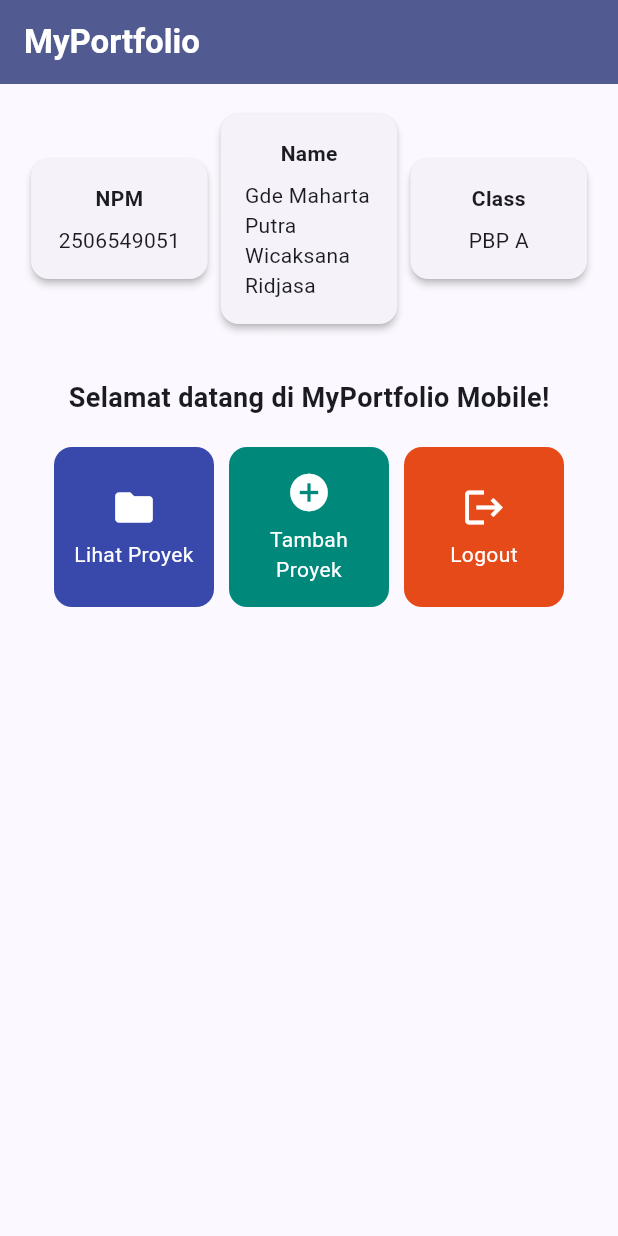
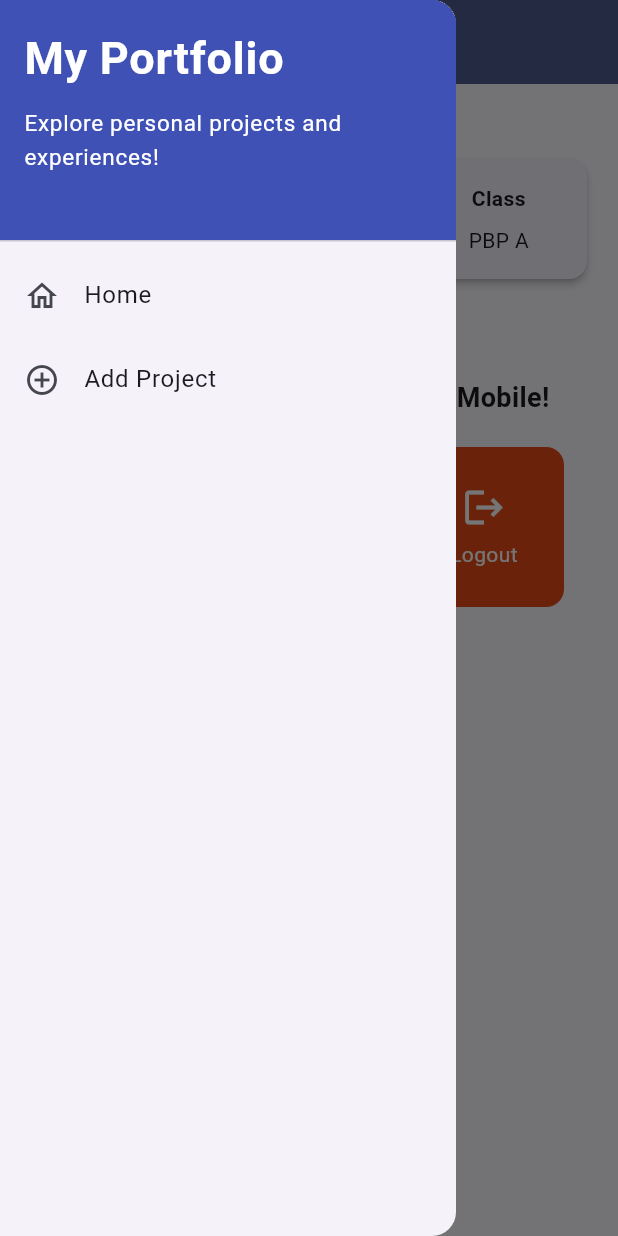
Before and after one commit to gdemahartaputra-hash/myportofolio_mobile, a Flutter app: the screen it shows after launch, with the side drawer open (before the commit the screen has no drawer), on a phone screen of 412 x 824 dp. Run offline on Flutter 3.47's test engine with Material 3 defaults, Android fonts, the phone set to English and light mode, and no system bars; our stand-ins replace material_ui.

Commit message:
feat: tambah drawer, form proyek, navigasi, dan refactor struktur folder (Tutorial 9)

```diff
--- a/lib/main.dart
+++ b/lib/main.dart
@@ -1,5 +1,5 @@
-import 'package:flutter/material.dart';
-import 'package:myportofolio_mobile/menu.dart';
+import 'package:material_ui/material_ui.dart';
+import 'package:myportofolio_mobile/screens/menu.dart';
 
 void main() {
   runApp(const MyApp());
--- a/lib/menu.dart
+++ b/lib/screens/menu.dart
@@ -1,4 +1,6 @@
-import 'package:flutter/material.dart';
+import 'package:material_ui/material_ui.dart';
+import 'package:myportofolio_mobile/widgets/left_drawer.dart';
+import 'package:myportofolio_mobile/widgets/project_card.dart';
 
 /// Halaman utama MyPortfolio Mobile.
 ///
@@ -29,7 +31,10 @@ class MyHomePage extends StatelessWidget {
           style: TextStyle(color: Colors.white, fontWeight: FontWeight.bold),
         ),
         backgroundColor: Theme.of(context).colorScheme.primary,
+        iconTheme: const IconThemeData(color: Colors.white),
       ),
+      // Drawer menu untuk navigasi antarhalaman.
+      drawer: const LeftDrawer(),
       // Body halaman utama dengan padding di sekelilingnya.
       body: Padding(
         padding: const EdgeInsets.all(16.0),
@@ -130,53 +135,3 @@ class ItemHomepage {
 
   ItemHomepage(this.name, this.icon, this.color);
 }
-
-/// Kartu tombol aksi berikon dengan warna latar dari [ItemHomepage.color].
-///
-/// Saat ditekan, menampilkan SnackBar berisi nama tombol.
-class ItemCard extends StatelessWidget {
-  final ItemHomepage item;
-
-  const ItemCard(this.item, {super.key});
-
-  @override
-  Widget build(BuildContext context) {
-    return Material(
-      // Warna latar unik per tombol, diambil dari model ItemHomepage.
-      color: item.color,
-      borderRadius: BorderRadius.circular(12),
-      child: InkWell(
-        // Aksi ketika kartu ditekan oleh pengguna.
-        onTap: () {
-          // Menampilkan SnackBar dengan pesan interaktif.
-          ScaffoldMessenger.of(context)
-            ..hideCurrentSnackBar()
-            ..showSnackBar(
-              SnackBar(
-                content: Text("Kamu telah menekan tombol ${item.name}!"),
-                backgroundColor: item.color,
-                behavior: SnackBarBehavior.floating,
-              ),
-            );
-        },
-        child: Container(
-          padding: const EdgeInsets.all(8),
-          child: Center(
-            child: Column(
-              mainAxisAlignment: MainAxisAlignment.center,
-              children: [
-                Icon(item.icon, color: Colors.white, size: 30.0),
-                const Padding(padding: EdgeInsets.all(3)),
-                Text(
-                  item.name,
-                  textAlign: TextAlign.center,
-                  style: const TextStyle(color: Colors.white),
-                ),
-              ],
-            ),
-          ),
-        ),
-      ),
-    );
-  }
-}
--- /dev/null
+++ b/lib/widgets/left_drawer.dart
@@ -0,0 +1,67 @@
+import 'package:material_ui/material_ui.dart';
+import 'package:myportofolio_mobile/screens/menu.dart';
+import 'package:myportofolio_mobile/screens/project_form.dart';
+
+/// Drawer menu yang muncul dari sisi kiri layar.
+///
+/// Berisi header aplikasi dan navigasi ke halaman utama ([MyHomePage])
+/// serta halaman tambah proyek ([ProjectFormPage]). Navigasi memakai
+/// [Navigator.pushReplacement] agar halaman tidak menumpuk di stack.
+class LeftDrawer extends StatelessWidget {
+  const LeftDrawer({super.key});
+
+  @override
+  Widget build(BuildContext context) {
+    return Drawer(
+      child: ListView(
+        children: [
+          const DrawerHeader(
+            decoration: BoxDecoration(color: Colors.indigo),
+            child: Column(
+              crossAxisAlignment: CrossAxisAlignment.start,
+              children: [
+                Text(
+                  'My Portfolio',
+                  style: TextStyle(
+                    fontSize: 30,
+                    fontWeight: FontWeight.bold,
+                    color: Colors.white,
+                  ),
+                ),
+                SizedBox(height: 10),
+                Text(
+                  'Explore personal projects and experiences!',
+                  style: TextStyle(fontSize: 15, color: Colors.white),
+                ),
+              ],
+            ),
+          ),
+          ListTile(
+            leading: const Icon(Icons.home_outlined),
+            title: const Text('Home'),
+            // Navigasi ke halaman utama portofolio
+            onTap: () {
+              Navigator.pushReplacement(
+                context,
+                MaterialPageRoute(builder: (context) => MyHomePage()),
+              );
+            },
+          ),
+          ListTile(
+            leading: const Icon(Icons.add_circle_outline),
+            title: const Text('Add Project'),
+            // Navigasi ke halaman tambah proyek
+            onTap: () {
+              Navigator.pushReplacement(
+                context,
+                MaterialPageRoute(
+                  builder: (context) => const ProjectFormPage(),
+                ),
+              );
+            },
+          ),
+        ],
+      ),
+    );
+  }
+}
--- /dev/null
+++ b/lib/widgets/project_card.dart
@@ -0,0 +1,63 @@
+import 'package:material_ui/material_ui.dart';
+import 'package:myportofolio_mobile/screens/menu.dart';
+import 'package:myportofolio_mobile/screens/project_form.dart';
+
+/// Kartu tombol aksi berikon dengan warna latar dari [ItemHomepage.color].
+///
+/// Saat ditekan, menampilkan SnackBar berisi nama tombol. Khusus tombol
+/// "Tambah Proyek", kartu juga membuka [ProjectFormPage] dengan
+/// [Navigator.push] sehingga pengguna dapat kembali dengan tombol Back.
+class ItemCard extends StatelessWidget {
+  final ItemHomepage item;
+
+  const ItemCard(this.item, {super.key});
+
+  @override
+  Widget build(BuildContext context) {
+    return Material(
+      // Warna latar unik per tombol, diambil dari model ItemHomepage.
+      color: item.color,
+      borderRadius: BorderRadius.circular(12),
+      child: InkWell(
+        // Area responsif terhadap sentuhan
+        onTap: () {
+          // Memunculkan SnackBar ketika diklik
+          ScaffoldMessenger.of(context)
+            ..hideCurrentSnackBar()
+            ..showSnackBar(
+              SnackBar(
+                content: Text("Kamu telah menekan tombol ${item.name}!"),
+                backgroundColor: item.color,
+                behavior: SnackBarBehavior.floating,
+              ),
+            );
+
+          // Navigate ke halaman yang sesuai
+          if (item.name == "Tambah Proyek") {
+            Navigator.push(
+              context,
+              MaterialPageRoute(builder: (context) => const ProjectFormPage()),
+            );
+          }
+        },
+        child: Container(
+          padding: const EdgeInsets.all(8),
+          child: Center(
+            child: Column(
+              mainAxisAlignment: MainAxisAlignment.center,
+              children: [
+                Icon(item.icon, color: Colors.white, size: 30.0),
+                const Padding(padding: EdgeInsets.all(3)),
+                Text(
+                  item.name,
+                  textAlign: TextAlign.center,
+                  style: const TextStyle(color: Colors.white),
+                ),
+              ],
+            ),
+          ),
+        ),
+      ),
+    );
+  }
+}
--- a/pubspec.yaml
+++ b/pubspec.yaml
@@ -34,6 +34,7 @@ dependencies:
   # The following adds the Cupertino Icons font to your application.
   # Use with the CupertinoIcons class for iOS style icons.
   cupertino_icons: ^1.0.8
+  material_ui: ^1.11.1
 
 dev_dependencies:
   flutter_test:
```
Also changed, not shown: lib/screens/project_form.dart (added, +218 -0 lines), pubspec.lock, 1 other file.
